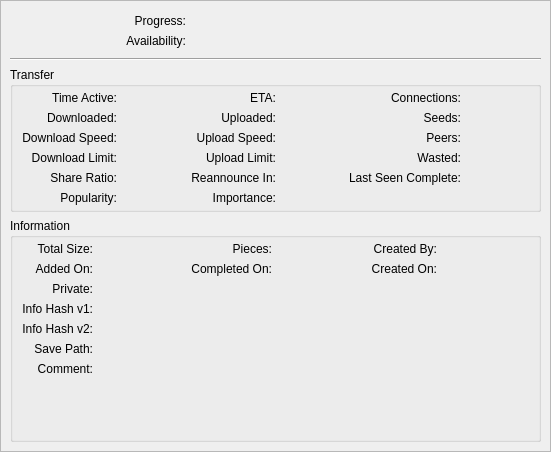
Before: the Qt Designer form src/gui/properties/propertieswidget.ui in qbittorrent/qBittorrent, drawn with Qt 5.
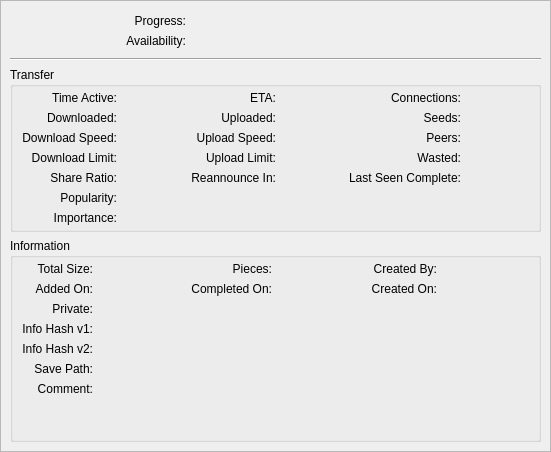
After: the same form once the commit is applied. Custom widgets are drawn as their Qt base class.

Patch:
```diff
--- a/src/gui/properties/propertieswidget.ui
+++ b/src/gui/properties/propertieswidget.ui
@@ -633,7 +633,7 @@
                 </property>
                </widget>
               </item>
-              <item row="5" column="2">
+              <item row="6" column="0">
                <widget class="QLabel" name="labelImportance">
                 <property name="sizePolicy">
                  <sizepolicy hsizetype="Minimum" vsizetype="Preferred">
@@ -652,7 +652,7 @@
                 </property>
                </widget>
               </item>
-              <item row="5" column="3">
+              <item row="6" column="1">
                <widget class="QLabel" name="labelImportanceVal">
                 <property name="sizePolicy">
                  <sizepolicy hsizetype="Expanding" vsizetype="Preferred">
```
